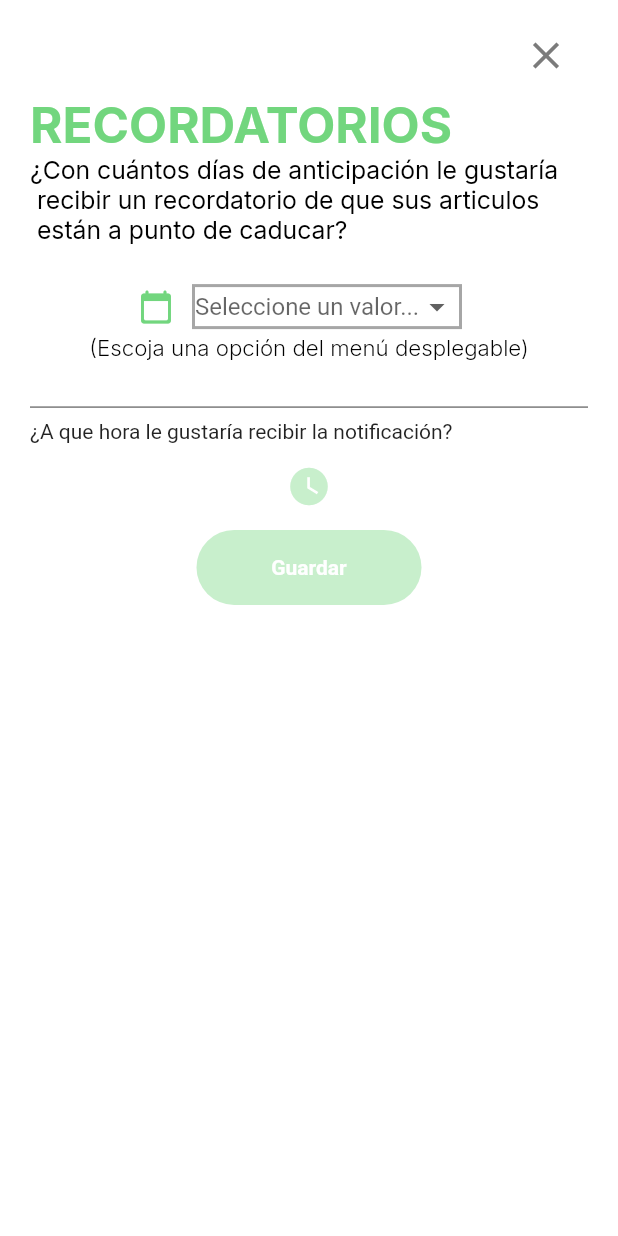
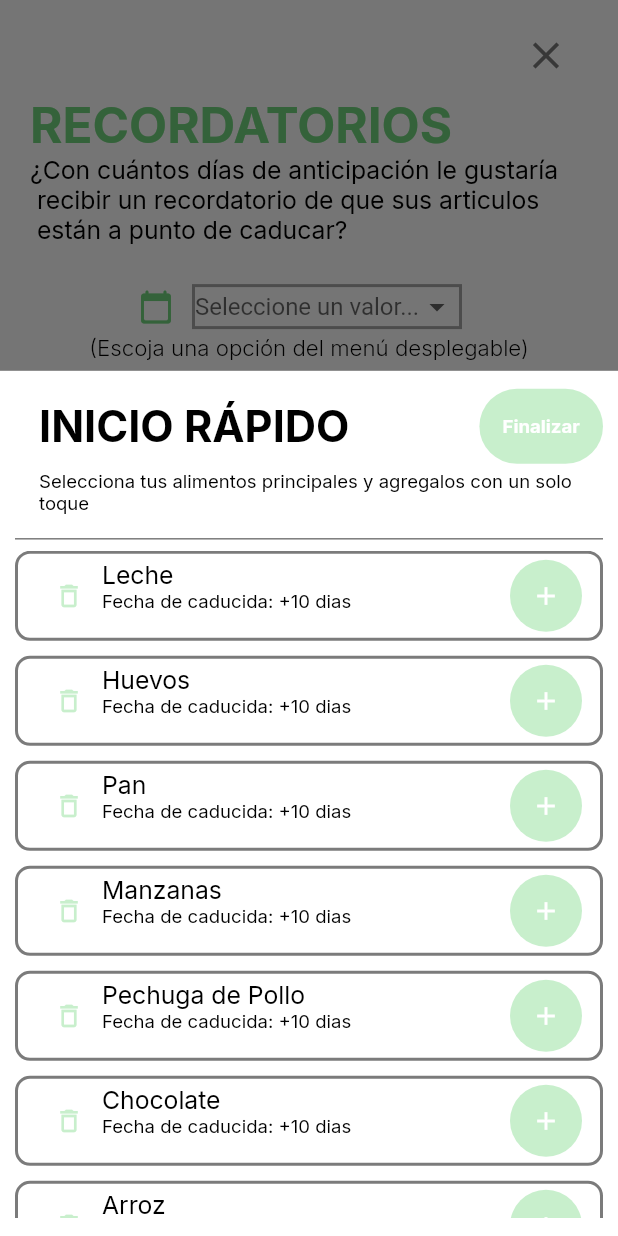
Before and after one commit to cjgallon/efood, a Flutter app: the ReminderWidget screen opened directly, after a tap on "Guardar", on a phone screen of 412 x 824 dp. Run offline on Flutter 3.47's test engine with Material 2 defaults, Android fonts, the phone set to English and light mode, and no system bars; our stand-ins replace font_awesome_flutter, google_fonts.

Commit message:
added modal bottom sheet

```diff
--- /dev/null
+++ b/lib/components/defaultProducts.dart
@@ -0,0 +1,130 @@
+import 'package:flutter/material.dart';
+import 'package:google_fonts/google_fonts.dart';
+import 'package:provider/provider.dart';
+import 'package:efood/components/quickProduct.dart';
+
+class DefaultProductsWidget extends StatefulWidget {
+  const DefaultProductsWidget({Key? key}) : super(key: key);
+
+  @override
+  _DefaultProductsWidgetState createState() => _DefaultProductsWidgetState();
+}
+
+class _DefaultProductsWidgetState extends State<DefaultProductsWidget> {
+  @override
+  Widget build(BuildContext context) {
+    return Container(
+      width: double.infinity,
+      height: MediaQuery.of(context).size.height * 0.7,
+      decoration: const BoxDecoration(
+        color: Colors.white,
+      ),
+      child: Padding(
+        padding: EdgeInsetsDirectional.fromSTEB(10, 12, 10, 12),
+        child: Column(
+          mainAxisSize: MainAxisSize.max,
+          crossAxisAlignment: CrossAxisAlignment.start,
+          children: [
+            Row(
+              mainAxisSize: MainAxisSize.max,
+              mainAxisAlignment: MainAxisAlignment.spaceBetween,
+              children: [
+                Padding(
+                  padding: EdgeInsetsDirectional.fromSTEB(16, 0, 0, 0),
+                  child: Text(
+                    'INICIO RÁPIDO',
+                    style: TextStyle(
+                      fontFamily: GoogleFonts.getFont('Inter').fontFamily,
+                      fontWeight: FontWeight.w700,
+                      color: Colors.black,
+                      fontSize: MediaQuery.of(context).size.height * 0.035,
+                    ),
+                  ),
+                ),
+                TextButton(
+                  onPressed: () {},
+                  style: ButtonStyle(
+                    backgroundColor: MaterialStateProperty.all(
+                        const Color.fromARGB(100, 114, 214, 126)),
+                    shape: MaterialStateProperty.all(
+                      const RoundedRectangleBorder(
+                        borderRadius: BorderRadius.all(Radius.circular(30)),
+                      ),
+                    ),
+                    minimumSize: MaterialStateProperty.all(
+                      Size(MediaQuery.of(context).size.width * 0.2, 50),
+                    ),
+                  ),
+                  child: Text(
+                    'Finalizar',
+                    style: TextStyle(
+                      fontFamily: GoogleFonts.getFont('Inter').fontFamily,
+                      fontWeight: FontWeight.w700,
+                      color: Colors.white,
+                      fontSize: MediaQuery.of(context).size.height * 0.015,
+                    ),
+                  ),
+                ),
+              ],
+            ),
+            Padding(
+              padding: EdgeInsetsDirectional.fromSTEB(16, 4, 0, 8),
+              child: Text(
+                'Selecciona tus alimentos principales y agregalos con un solo toque',
+                style: TextStyle(
+                  fontFamily: GoogleFonts.getFont('Inter').fontFamily,
+                  fontWeight: FontWeight.w400,
+                  color: Colors.black,
+                  fontSize: MediaQuery.of(context).size.height * 0.015,
+                ),
+              ),
+            ),
+            const Divider(
+              thickness: 1,
+              color: Color(0xFF7B7B7B),
+            ),
+            Expanded(
+              child: SingleChildScrollView(
+                child: Column(
+                  mainAxisSize: MainAxisSize.min,
+                  mainAxisAlignment: MainAxisAlignment.start,
+                  crossAxisAlignment: CrossAxisAlignment.center,
+                  children: const [
+                    QuickProductWidget(
+                      name: 'Leche',
+                      description: 'Fecha de caducida: +10 dias',
+                    ),
+                    QuickProductWidget(
+                      name: 'Huevos',
+                      description: 'Fecha de caducida: +10 dias',
+                    ),
+                    QuickProductWidget(
+                      name: 'Pan',
+                      description: 'Fecha de caducida: +10 dias',
+                    ),
+                    QuickProductWidget(
+                      name: 'Manzanas',
+                      description: 'Fecha de caducida: +10 dias',
+                    ),
+                    QuickProductWidget(
+                      name: 'Pechuga de Pollo',
+                      description: 'Fecha de caducida: +10 dias',
+                    ),
+                    QuickProductWidget(
+                      name: 'Chocolate',
+                      description: 'Fecha de caducida: +10 dias',
+                    ),
+                    QuickProductWidget(
+                      name: 'Arroz',
+                      description: 'Fecha de caducida: +10 dias',
+                    ),
+                  ],
+                ),
+              ),
+            ),
+          ],
+        ),
+      ),
+    );
+  }
+}
--- /dev/null
+++ b/lib/components/quickProduct.dart
@@ -0,0 +1,111 @@
+import 'package:flutter/material.dart';
+import 'package:google_fonts/google_fonts.dart';
+import 'package:provider/provider.dart';
+
+class QuickProductWidget extends StatefulWidget {
+  const QuickProductWidget({
+    Key? key,
+    String? name,
+    String? description,
+  })  : this.name = name ?? 'Item name',
+        this.description = description ?? 'Item description',
+        super(key: key);
+
+  final String name;
+  final String description;
+
+  @override
+  _QuickProductWidgetState createState() => _QuickProductWidgetState();
+}
+
+class _QuickProductWidgetState extends State<QuickProductWidget> {
+  @override
+  Widget build(BuildContext context) {
+    return Align(
+      child: Container(
+        margin: const EdgeInsets.only(bottom: 10),
+        width: double.infinity,
+        height: 60,
+        decoration: BoxDecoration(
+          borderRadius: BorderRadius.circular(10),
+          border: Border.all(
+            color: Color(0xFF7B7B7B),
+            width: 2,
+          ),
+        ),
+        child: Padding(
+          padding: const EdgeInsetsDirectional.fromSTEB(12, 4, 12, 4),
+          child: Row(
+            mainAxisSize: MainAxisSize.max,
+            children: [
+              Card(
+                clipBehavior: Clip.antiAliasWithSaveLayer,
+                color: Colors.white,
+                elevation: 0,
+                shape: RoundedRectangleBorder(
+                  borderRadius: BorderRadius.circular(40),
+                ),
+                child: const Padding(
+                  padding: EdgeInsetsDirectional.fromSTEB(8, 8, 8, 8),
+                  child: Icon(
+                    Icons.delete_outline,
+                    color: Color.fromARGB(100, 114, 214, 126),
+                    size: 20,
+                  ),
+                ),
+              ),
+              Expanded(
+                child: Row(
+                  mainAxisAlignment: MainAxisAlignment.spaceBetween,
+                  children: [
+                    Column(
+                      mainAxisSize: MainAxisSize.max,
+                      crossAxisAlignment: CrossAxisAlignment.start,
+                      children: [
+                        Text(
+                          widget.name,
+                          style: TextStyle(
+                            fontFamily: GoogleFonts.getFont('Inter').fontFamily,
+                            fontWeight: FontWeight.w400,
+                            color: Colors.black,
+                            fontSize: MediaQuery.of(context).size.height * 0.02,
+                          ),
+                        ),
+                        Text(
+                          widget.description,
+                          style: TextStyle(
+                            fontFamily: GoogleFonts.getFont('Inter').fontFamily,
+                            fontWeight: FontWeight.w400,
+                            color: Colors.black,
+                            fontSize:
+                                MediaQuery.of(context).size.height * 0.015,
+                          ),
+                        ),
+                      ],
+                    ),
+                    Container(
+                      decoration: BoxDecoration(
+                        color: Color.fromARGB(100, 114, 214, 126),
+                        borderRadius: BorderRadius.circular(100),
+                      ),
+                      child: IconButton(
+                        icon: const Icon(
+                          Icons.add,
+                          color: Colors.white,
+                          size: 20,
+                        ),
+                        onPressed: () {
+                          print('IconButton pressed ...');
+                        },
+                      ),
+                    )
+                  ],
+                ),
+              ),
+            ],
+          ),
+        ),
+      ),
+    );
+  }
+}
--- a/lib/pages/Reminder.dart
+++ b/lib/pages/Reminder.dart
@@ -2,6 +2,7 @@ import 'package:flutter/foundation.dart';
 import 'package:flutter/material.dart';
 import 'package:google_fonts/google_fonts.dart';
 import 'package:provider/provider.dart';
+import 'package:efood/components/defaultProducts.dart';
 
 class ReminderWidget extends StatefulWidget {
   const ReminderWidget({Key? key}) : super(key: key);
@@ -165,7 +166,25 @@ class _ReminderWidgetState extends State<ReminderWidget> {
                 Align(
                   alignment: const AlignmentDirectional(0, 0),
                   child: TextButton(
-                    onPressed: () {},
+                    onPressed: () async {
+                      await showModalBottomSheet(
+                        isScrollControlled: true,
+                        backgroundColor: Colors.transparent,
+                        enableDrag: false,
+                        context: context,
+                        builder: (bottomSheetContext) {
+                          return GestureDetector(
+                            onTap: () => FocusScope.of(context)
+                                .requestFocus(_unfocusNode),
+                            child: Padding(
+                              padding:
+                                  MediaQuery.of(bottomSheetContext).viewInsets,
+                              child: DefaultProductsWidget(),
+                            ),
+                          );
+                        },
+                      ).then((value) => setState(() {}));
+                    },
                     style: ButtonStyle(
                       backgroundColor: MaterialStateProperty.all(
                           const Color.fromARGB(100, 114, 214, 126)),
```
